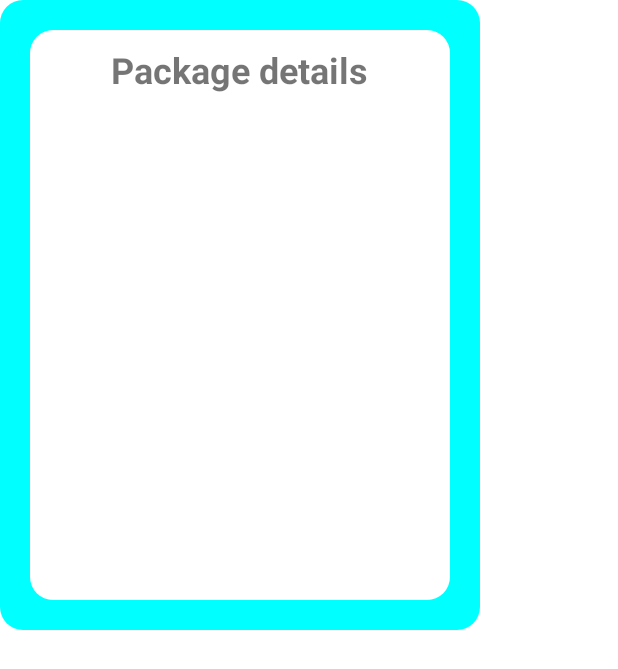
After one commit to idavidkam/weDeliver, an Android app: the layout package_details_dialog.xml on its own in the app's theme, with its tools: preview values and no code run, on a phone screen of 412 x 824 dp. The commit adds this screen. Shown: the top 669 px of the screen. Run offline under Robolectric (Android 15) with nearby library versions, the phone set to English and light mode, and no system bars.

```diff
--- a/app/src/main/java/app/shipcalc/ActivityLogin.kt
+++ b/app/src/main/java/app/shipcalc/ActivityLogin.kt
@@ -61,6 +61,12 @@ class ActivityLogin : AppCompatActivity() {
                     .show()
             } else {
                 try {
+
+                    // animationMode
+                    val inflater = layoutInflater.inflate(R.layout.login_signin_wait, null)
+                    val processing = AlertDialog.Builder(this).setView(inflater)
+                    processing.show()
+
                     // signIn the user to the firebase.authentication
                     mAuto.signInWithEmailAndPassword(
                         emailET.text.toString(),
--- a/app/src/main/java/app/shipcalc/ActivitySignin.kt
+++ b/app/src/main/java/app/shipcalc/ActivitySignin.kt
@@ -66,6 +66,11 @@ class ActivitySignin : AppCompatActivity() {
                 if (flagIsEmpty)
                     return@setOnClickListener
 
+                // animationMode
+                val inflater = layoutInflater.inflate(R.layout.login_signin_wait, null)
+                val processing = AlertDialog.Builder(this).setView(inflater)
+                processing.show()
+
                 // define the share preference
                  var mySharedPreferences = getSharedPreferences("registeredUsers", MODE_PRIVATE)
                 // registering the user to the firebase.authentication
--- a/app/src/main/java/app/shipcalc/FragmentPickPackage.kt
+++ b/app/src/main/java/app/shipcalc/FragmentPickPackage.kt
@@ -48,6 +48,10 @@ class FragmentPickPackage : Fragment(){
         packagesAdapter = PackagesAdapter(packagesList as ArrayList<Package>)
         recycleView.adapter = packagesAdapter
 
+        // for Double click
+        //TODO --
+
+
         super.onViewCreated(view, savedInstanceState)
     }
 }
--- /dev/null
+++ b/app/src/main/res/drawable/package_info_border.xml
@@ -0,0 +1,6 @@
+<?xml version="1.0" encoding="utf-8"?>
+<shape xmlns:android="http://schemas.android.com/apk/res/android" android:shape="rectangle">
+    <solid android:color="@color/MyColor" />
+    <corners android:radius="15dp"/>
+    <padding android:bottom="10dp" android:left="10dp" android:right="10dp" android:top="10dp"/>
+</shape>
--- /dev/null
+++ b/app/src/main/res/layout/package_details_dialog.xml
@@ -0,0 +1,29 @@
+<?xml version="1.0" encoding="utf-8"?>
+<RelativeLayout xmlns:android="http://schemas.android.com/apk/res/android"
+    android:layout_width="320dp"
+    android:layout_height="420dp"
+    android:background="@drawable/package_info_border"
+    android:orientation="horizontal">
+
+    <LinearLayout
+        android:layout_centerHorizontal="true"
+        android:layout_centerVertical="true"
+        android:layout_margin="10dp"
+        android:layout_width="300dp"
+        android:layout_height="400dp"
+        android:orientation="vertical"
+        android:background="@drawable/login_signin_border">
+
+        <TextView
+            android:layout_width="wrap_content"
+            android:layout_height="wrap_content"
+            android:layout_gravity="center_horizontal"
+            android:text="@string/package_details"
+            android:textSize="24dp"
+            android:textStyle="bold" />
+
+
+
+    </LinearLayout>
+
+</RelativeLayout>
--- a/app/src/main/res/values/strings.xml
+++ b/app/src/main/res/values/strings.xml
@@ -12,4 +12,5 @@
     <string name="wait_package">Waiting packages</string>
     <string name="history_package">"My Package History "</string>
     <string name="login_failed">The password or email fields is not correct</string>
+    <string name="package_details">Package details</string>
 </resources>
```
Also changed, not shown: app/src/main/res/layout/login_signin_wait.xml (added, +31 -0 lines).
